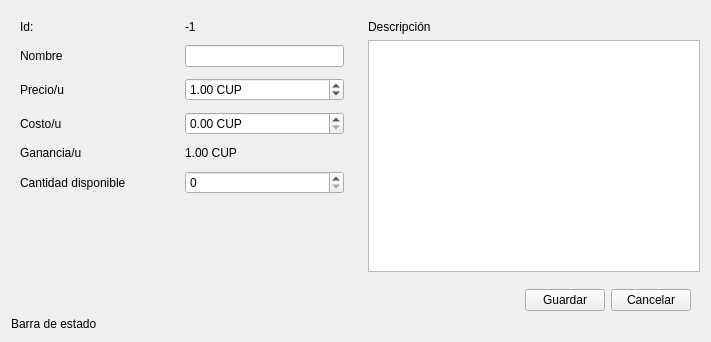
This is view/ui/product_form.ui in R0land013/blue-pos as Qt 5 draws it before an edit. The edited form follows.
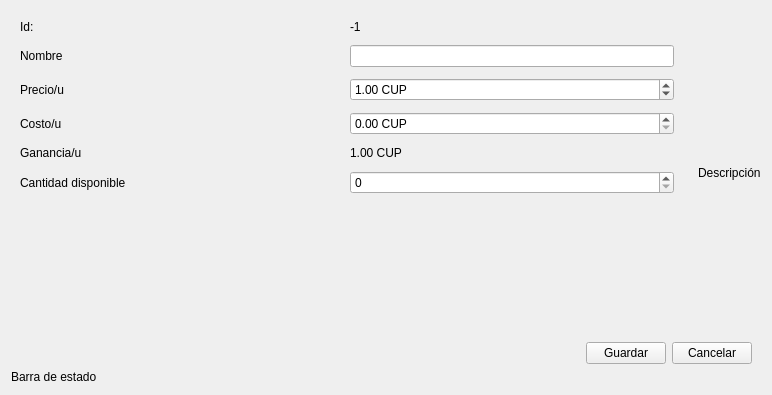
This is the edited form.

```diff
--- a/view/ui/product_form.ui
+++ b/view/ui/product_form.ui
@@ -6,8 +6,8 @@
    <rect>
     <x>0</x>
     <y>0</y>
-    <width>711</width>
-    <height>342</height>
+    <width>772</width>
+    <height>395</height>
    </rect>
   </property>
   <property name="windowTitle">
@@ -229,13 +229,6 @@
               </property>
              </widget>
             </item>
-            <item>
-             <widget class="QPlainTextEdit" name="description_text_edit">
-              <property name="placeholderText">
-               <string/>
-              </property>
-             </widget>
-            </item>
            </layout>
           </widget>
          </item>
```
Left out of the diff: 3 changed lines with no effect on the pictures.
